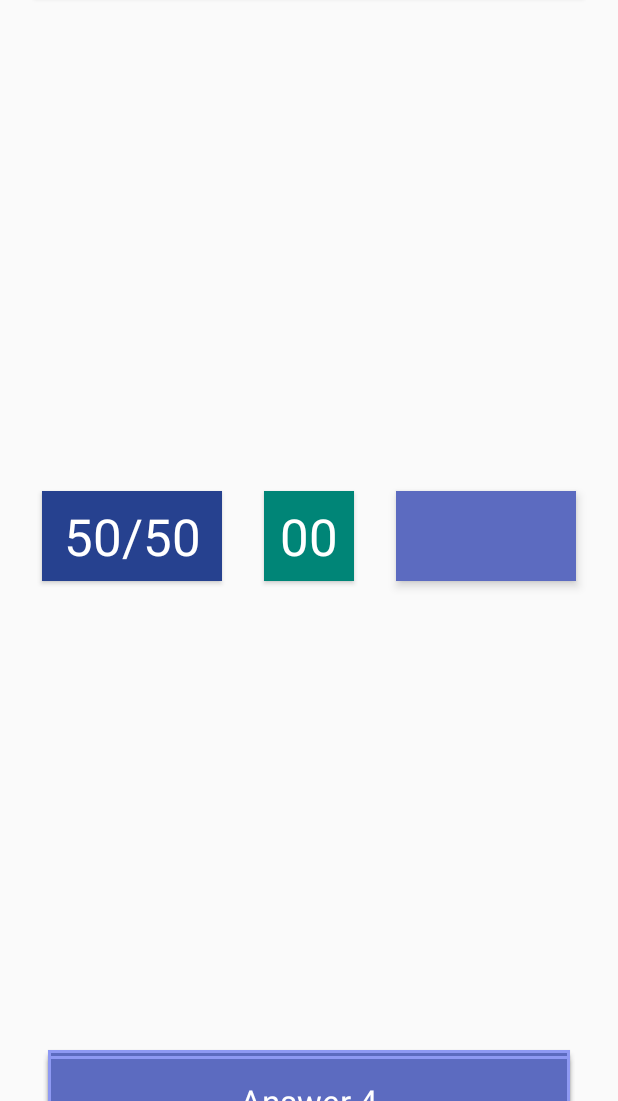
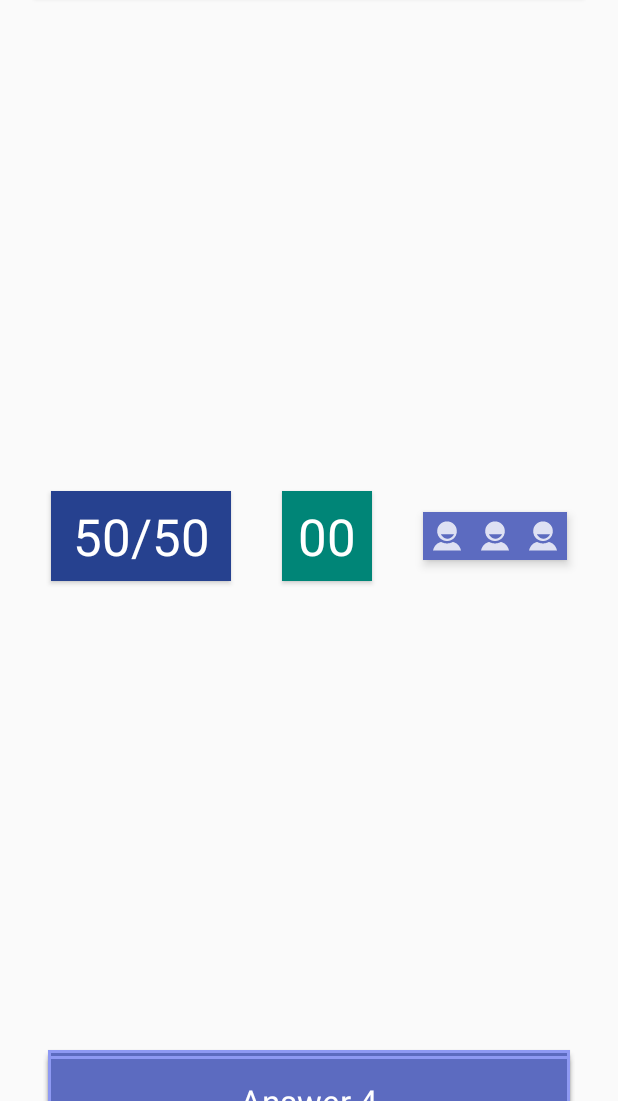
Before and after one commit to djeastm/triple_trivia, an Android app: the layout fragment_stage_run_prepost.xml on its own in the app's theme, with its tools: preview values and no code run, on a phone screen of 412 x 824 dp, the part 135-1236 px from its top. Run offline under Robolectric (Android 15) with nearby library versions, the phone set to English and light mode, and no system bars.

Commit message:
Add three lives code and layout

```diff
--- a/app/src/main/res/layout/fragment_stage_run_prepost.xml
+++ b/app/src/main/res/layout/fragment_stage_run_prepost.xml
@@ -63,16 +63,17 @@
         android:textAppearance="@style/TextAppearance.AppCompat.Display1"
         android:textColor="@color/white"
         app:layout_constraintTop_toBottomOf="@+id/question_textview"
-        app:layout_constraintRight_toLeftOf="@+id/lives_left_imageview"
+        app:layout_constraintRight_toLeftOf="@+id/lives_left_layout"
         app:layout_constraintBottom_toTopOf="@+id/answer_button_1"
         app:layout_constraintLeft_toRightOf="@+id/fifty_fifty_button"
         android:layout_marginTop="16dp"
         app:layout_constraintHorizontal_bias="0.50"/>
 
-    <android.support.v7.widget.AppCompatImageView
-        android:id="@+id/lives_left_imageview"
-        android:layout_width="120dp"
-        android:layout_height="60dp"
+    <LinearLayout
+        android:orientation="horizontal"
+        android:id="@+id/lives_left_layout"
+        android:layout_width="wrap_content"
+        android:layout_height="wrap_content"
         android:background="@color/mediumBlue"
         android:elevation="4dp"
         app:layout_constraintTop_toBottomOf="@+id/question_textview"
@@ -80,7 +81,26 @@
         app:layout_constraintBottom_toTopOf="@+id/answer_button_1"
         app:layout_constraintLeft_toRightOf="@+id/timer_box_button"
         app:layout_constraintHorizontal_bias="0.75"
-        android:layout_marginTop="16dp"/>
+        android:layout_marginTop="16dp">
+
+        <android.support.v7.widget.AppCompatImageView
+            android:id="@+id/life_3_imageview"
+            android:background="@drawable/ic_action_person"
+            android:layout_width="wrap_content"
+            android:layout_height="wrap_content"/>
+
+        <android.support.v7.widget.AppCompatImageView
+            android:id="@+id/life_2_imageview"
+            android:background="@drawable/ic_action_person"
+            android:layout_width="wrap_content"
+            android:layout_height="wrap_content"/>
+
+        <android.support.v7.widget.AppCompatImageView
+            android:id="@+id/life_1_imageview"
+            android:background="@drawable/ic_action_person"
+            android:layout_width="wrap_content"
+            android:layout_height="wrap_content"/>
+    </LinearLayout>
 
     <Button
         style="@style/AnswerButton"
```
Also changed, not shown: app/src/main/java/com/davidjeastman/tufftrivia/StageEndFragment.java (+13 -16 lines), app/src/main/java/com/davidjeastman/tufftrivia/StageRunFragment.java (+35 -15 lines), app/src/main/res/drawable-hdpi/ic_action_person.png (added), app/src/main/res/drawable-mdpi/ic_action_person.png (added), app/src/main/res/drawable-xhdpi/ic_action_person.png (added), app/src/main/res/drawable-xxhdpi/ic_action_person.png (added).
